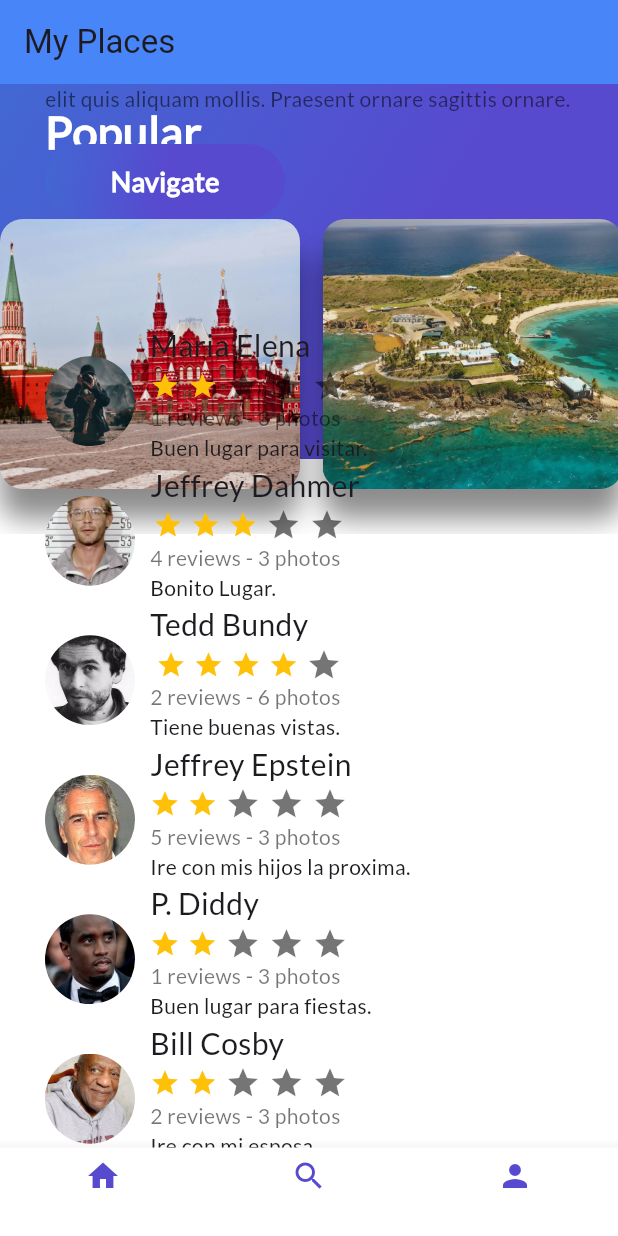
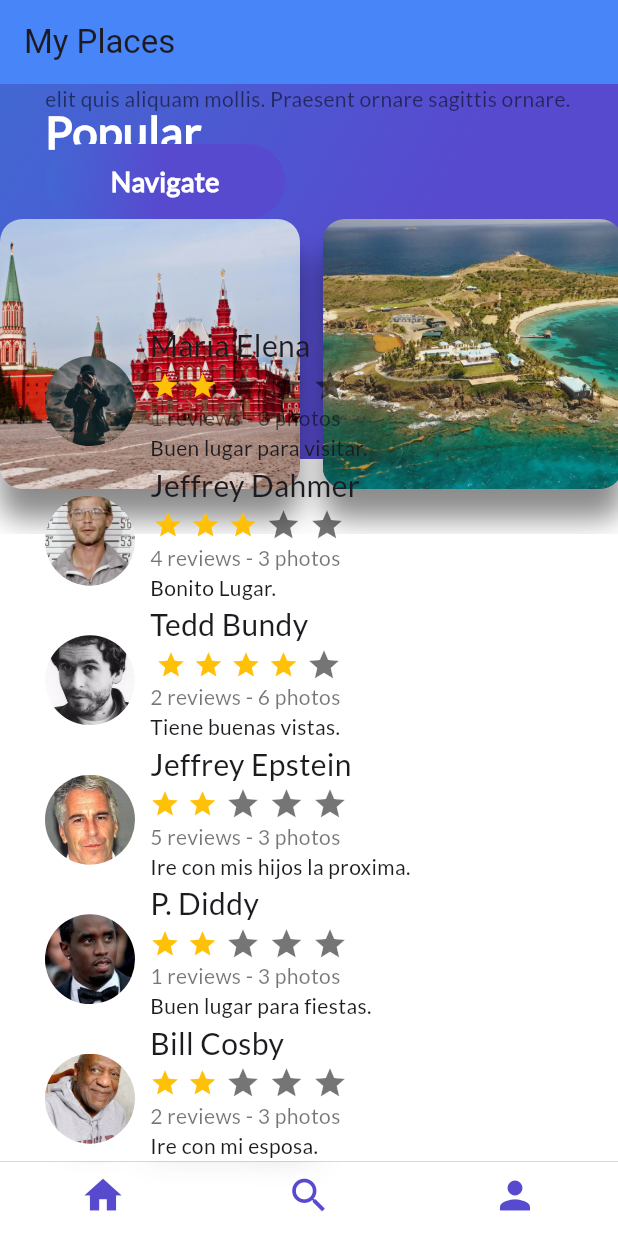
Before and after one commit to xXCaptainJhonaXx/infocal_project_flutter, a Flutter app: the screen it shows after launch, scrolled down 621 dp, on a phone screen of 412 x 824 dp. Run offline on Flutter 3.47's test engine with Material 3 defaults, Android fonts, the phone set to English and light mode, and no system bars.

Commit message:
10/11/25 - CupertinoTabScaffold

```diff
--- a/lib/main.dart
+++ b/lib/main.dart
@@ -1,6 +1,7 @@
 
 import 'package:flutter/material.dart';
 import 'package:infocalproject/places.dart';
+import 'package:infocalproject/places_cupertino.dart';
 import 'home.dart';
 
 void main() {
@@ -16,7 +17,7 @@
         primarySwatch: Colors.blue,
         visualDensity: VisualDensity.adaptivePlatformDensity
       ),
-      home: Places(),
+      home: PlacesCupertino(),
     );
   }
 
--- /dev/null
+++ b/lib/places_cupertino.dart
@@ -0,0 +1,64 @@
+import 'package:flutter/material.dart';
+
+import 'package:flutter/cupertino.dart';
+import 'package:infocalproject/home.dart';
+import 'package:infocalproject/profile_places.dart';
+import 'package:infocalproject/search_places.dart';
+
+class PlacesCupertino extends StatelessWidget{
+  @override
+  Widget build(BuildContext context) {
+    final places = Scaffold(
+      bottomNavigationBar: CupertinoTabScaffold(
+          tabBar: CupertinoTabBar(
+            backgroundColor: Colors.white.withAlpha(50),
+            items: [
+              BottomNavigationBarItem(
+                  icon: Icon(
+                    Icons.home,
+                    color: Color(0xFF574ACF),
+                  )
+              ),
+              BottomNavigationBarItem(
+                  icon: Icon(
+                    Icons.search,
+                    color: Color(0xFF574ACF),
+                  )
+              ),
+              BottomNavigationBarItem(
+                  icon: Icon(
+                    Icons.person,
+                    color: Color(0xFF574ACF),
+                  )
+              ),
+            ],
+          ),
+          tabBuilder: (BuildContext context, int index){
+            CupertinoTabView cupertinoTabView = new CupertinoTabView();
+
+            switch(index){
+              case 0:
+                cupertinoTabView = CupertinoTabView(
+                  builder: (BuildContext context) => MyHome(),
+                );
+                break;
+              case 1:
+                cupertinoTabView = CupertinoTabView(
+                  builder: (BuildContext context) => SearchPlaces(),
+                );
+                break;
+              case 2:
+                cupertinoTabView = CupertinoTabView(
+                  builder: (BuildContext context) => ProfilePlaces(),
+                );
+                break;
+            }
+
+            return cupertinoTabView;
+          }
+      ),
+    );
+
+    return places;
+  }
+}
```
